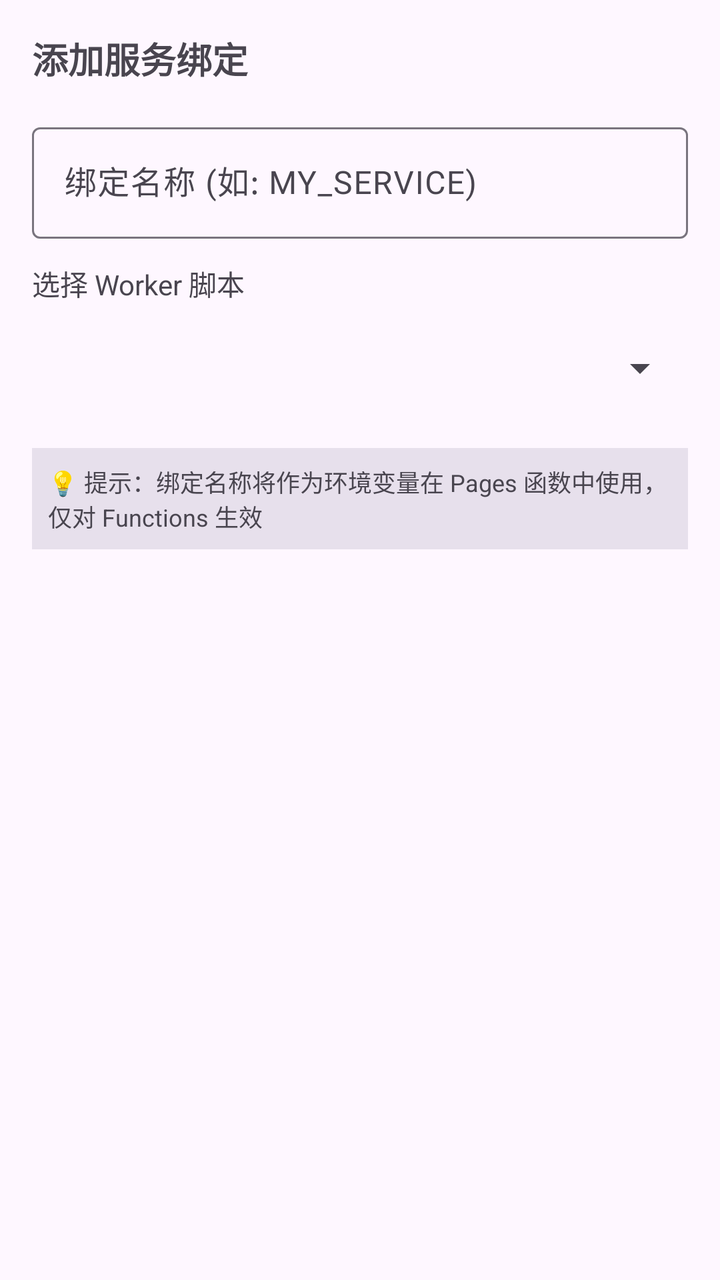
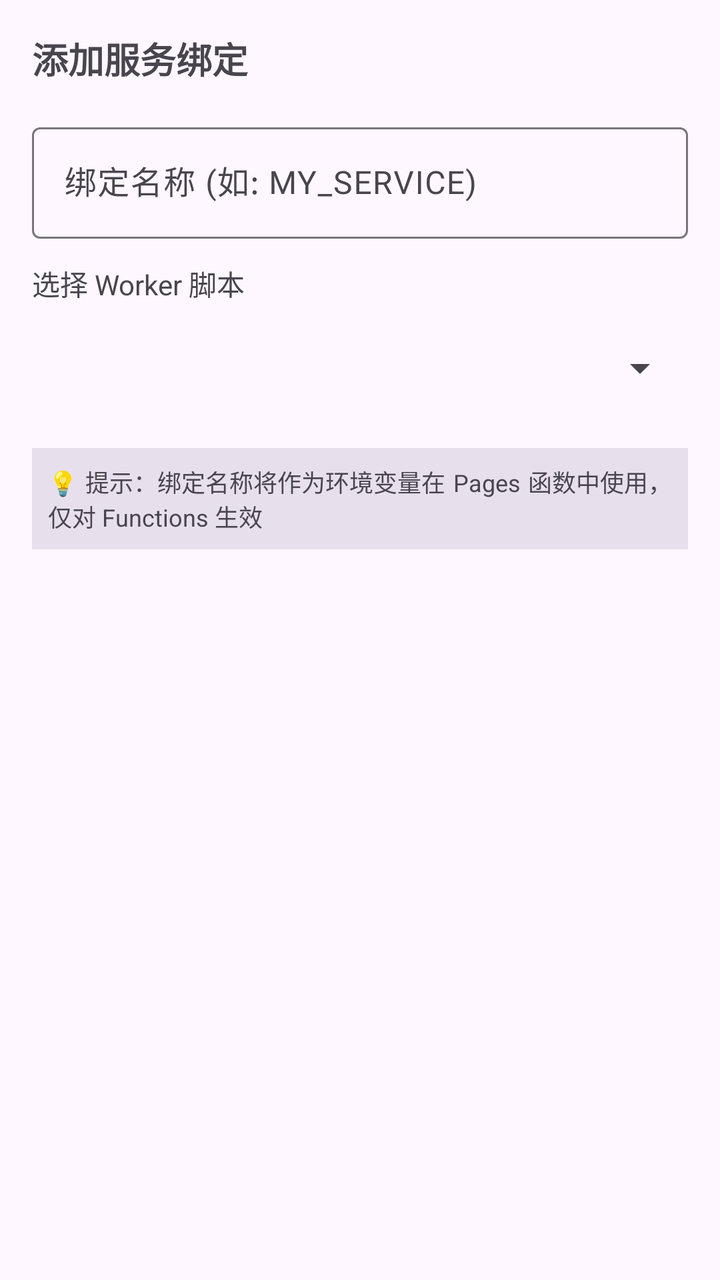

The first picture is an Android layout as it rendered before a commit; the second is the same layout after the commit. The layout source and the unified diff follow.
<!-- AndroidManifest.xml: application theme AppTheme -->
<!-- res/layout/dialog_pages_service_binding.xml -->
<?xml version="1.0" encoding="utf-8"?>
<LinearLayout xmlns:android="http://schemas.android.com/apk/res/android"
    xmlns:app="http://schemas.android.com/apk/res-auto"
    android:layout_width="match_parent"
    android:layout_height="wrap_content"
    android:orientation="vertical"
    android:padding="16dp">

    <TextView
        android:layout_width="match_parent"
        android:layout_height="wrap_content"
        android:text="添加服务绑定"
        android:textSize="18sp"
        android:textStyle="bold"
        android:layout_marginBottom="16dp" />

    <com.google.android.material.textfield.TextInputLayout
        android:layout_width="match_parent"
        android:layout_height="wrap_content"
        android:hint="绑定名称 (如: MY_SERVICE)"
        style="@style/Widget.Material3.TextInputLayout.OutlinedBox"
        android:layout_marginBottom="12dp">

        <com.google.android.material.textfield.TextInputEditText
            android:id="@+id/bindingNameEdit"
            android:layout_width="match_parent"
            android:layout_height="wrap_content"
            android:inputType="text"
            android:singleLine="true" />

    </com.google.android.material.textfield.TextInputLayout>

    <TextView
        android:layout_width="match_parent"
        android:layout_height="wrap_content"
        android:text="选择 Worker 脚本"
        android:textSize="14sp"
        android:layout_marginBottom="8dp" />

    <Spinner
        android:id="@+id/workerSpinner"
        android:layout_width="match_parent"
        android:layout_height="wrap_content"
        android:minHeight="48dp" />

    <TextView
        android:layout_width="match_parent"
        android:layout_height="wrap_content"
        android:text="💡 提示：绑定名称将作为环境变量在 Pages 函数中使用，仅对 Functions 生效"
        android:textSize="12sp"
        android:textColor="?android:attr/textColorSecondary"
        android:layout_marginTop="16dp"
        android:padding="8dp"
        android:background="?attr/colorSurfaceVariant" />

</LinearLayout>
<!-- resources referenced by this layout -->
<resources>
  <style name="AppTheme" parent="Base.AppTheme" />
  <style name="Base.AppTheme" parent="Theme.Material3.DayNight.NoActionBar">
      
      
    </style>
</resources>

<!-- the commit's change to res/layout/dialog_pages_service_binding.xml (unified diff, before → after) -->
@@ -9,7 +9,7 @@
     <TextView
         android:layout_width="match_parent"
         android:layout_height="wrap_content"
-        android:text="添加服务绑定"
+        android:text="@string/xml_dialog_pages_service_binding"
         android:textSize="18sp"
         android:textStyle="bold"
         android:layout_marginBottom="16dp" />
@@ -17,7 +17,7 @@
     <com.google.android.material.textfield.TextInputLayout
         android:layout_width="match_parent"
         android:layout_height="wrap_content"
-        android:hint="绑定名称 (如: MY_SERVICE)"
+        android:hint="@string/xml_dialog_pages_service_binding_hint"
         style="@style/Widget.Material3.TextInputLayout.OutlinedBox"
         android:layout_marginBottom="12dp">
 
@@ -26,14 +26,16 @@
             android:layout_width="match_parent"
             android:layout_height="wrap_content"
             android:inputType="text"
-            android:singleLine="true" />
+            android:maxLines="1"
+            android:ellipsize="end"
+            android:imeOptions="actionNext" />
 
     </com.google.android.material.textfield.TextInputLayout>
 
     <TextView
         android:layout_width="match_parent"
         android:layout_height="wrap_content"
-        android:text="选择 Worker 脚本"
+        android:text="@string/xml_dialog_pages_service_binding_2"
         android:textSize="14sp"
         android:layout_marginBottom="8dp" />
 
@@ -46,7 +48,7 @@
     <TextView
         android:layout_width="match_parent"
         android:layout_height="wrap_content"
-        android:text="💡 提示：绑定名称将作为环境变量在 Pages 函数中使用，仅对 Functions 生效"
+        android:text="@string/xml_dialog_pages_service_binding_3"
         android:textSize="12sp"
         android:textColor="?android:attr/textColorSecondary"
         android:layout_marginTop="16dp"
<!-- resource entries referenced after the edit -->
@@ -1,9 +1,56 @@
 <!-- resources referenced by this layout -->
 <resources>
+  <string name="xml_dialog_pages_service_binding">添加服务绑定</string>
+  <string name="xml_dialog_pages_service_binding_2">选择 Worker 脚本</string>
+  <string name="xml_dialog_pages_service_binding_3">💡 提示：绑定名称将作为环境变量在 Pages 函数中使用，仅对 Functions 生效</string>
+  <string name="xml_dialog_pages_service_binding_hint">绑定名称 (如: MY_SERVICE)</string>
   <style name="AppTheme" parent="Base.AppTheme" />
   <style name="Base.AppTheme" parent="Theme.Material3.DayNight.NoActionBar">
       
       
+  
+      
+      <item name="android:textViewStyle">@style/AppTextView</item>
+      <item name="android:buttonStyle">@style/AppButton</item>
+      <item name="materialButtonStyle">@style/AppMaterialButton</item>
+      <item name="chipStyle">@style/AppChip</item>
     </style>
+  <style name="AppTextView" parent="@android:style/Widget.DeviceDefault.TextView">
+      <item name="android:breakStrategy">simple</item>
+      <item name="android:hyphenationFrequency">full</item>
+      <item name="android:ellipsize">end</item>
+      <item name="android:justificationMode">inter_word</item>
+      <item name="android:textIsSelectable">false</item>
+    </style>
+  <style name="AppButton" parent="Widget.Material3.Button">
+      <item name="android:minHeight">@dimen/app_button_min_height</item>
+      <item name="android:minWidth">@dimen/app_button_min_width</item>
+      <item name="android:maxLines">2</item>
+      <item name="android:ellipsize">end</item>
+      <item name="android:paddingStart">@dimen/app_button_padding_h</item>
+      <item name="android:paddingEnd">@dimen/app_button_padding_h</item>
+      <item name="android:breakStrategy">simple</item>
+      <item name="android:hyphenationFrequency">full</item>
+      <item name="android:textSize">@dimen/app_button_text_size</item>
+    </style>
+  <style name="AppMaterialButton" parent="Widget.Material3.Button">
+      <item name="android:minHeight">@dimen/app_button_min_height</item>
+      <item name="android:minWidth">@dimen/app_button_min_width</item>
+      <item name="android:maxLines">2</item>
+      <item name="android:ellipsize">end</item>
+      <item name="android:paddingStart">@dimen/app_button_padding_h</item>
+      <item name="android:paddingEnd">@dimen/app_button_padding_h</item>
+      <item name="android:breakStrategy">simple</item>
+      <item name="android:hyphenationFrequency">full</item>
+      <item name="android:textAllCaps">false</item>
+      <item name="android:textSize">@dimen/app_button_text_size</item>
+    </style>
+  <style name="AppChip" parent="Widget.Material3.Chip.Assist">
+      <item name="android:textIsSelectable">false</item>
+    </style>
+  <dimen name="app_button_min_height">48dp</dimen>
+  <dimen name="app_button_min_width">112dp</dimen>
+  <dimen name="app_button_padding_h">10dp</dimen>
+  <dimen name="app_button_text_size">13sp</dimen>
 </resources>
 
